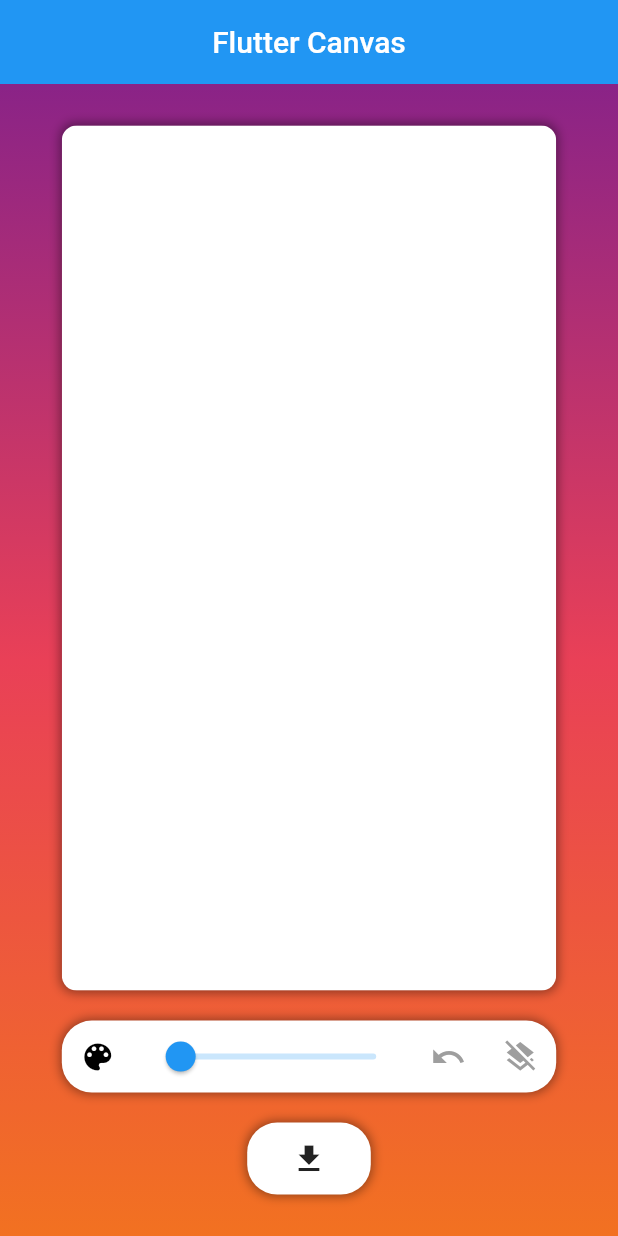
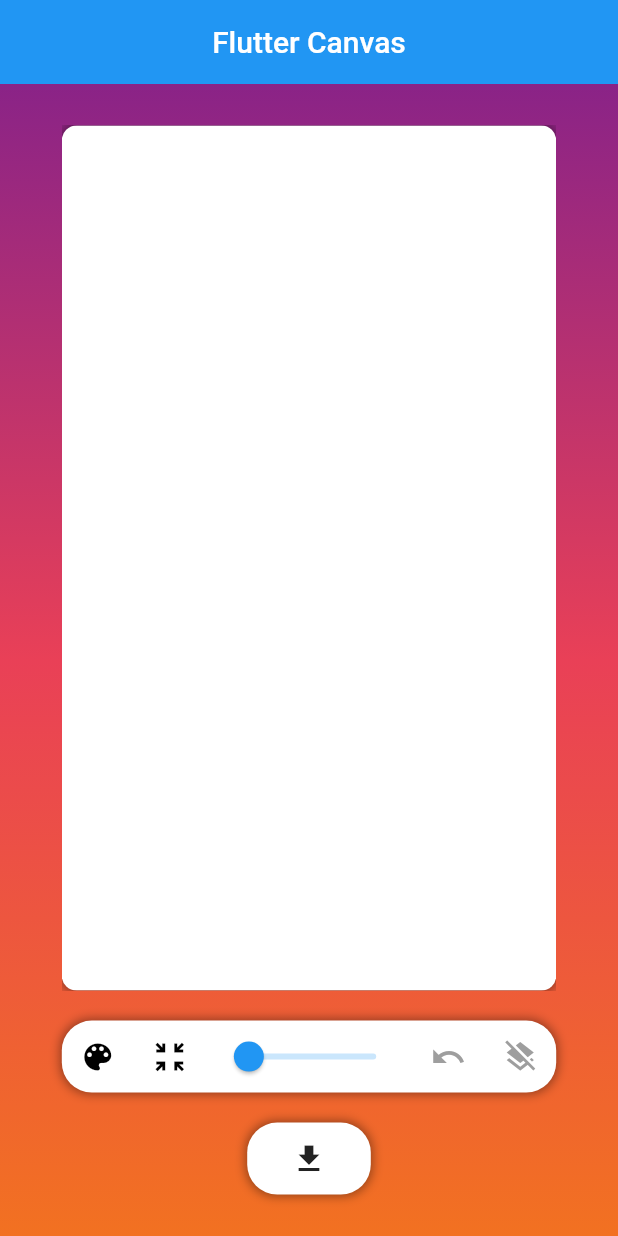
Before and after one commit to Mn-Rafi/flutter_drawing_app, a Flutter app: the screen it shows after launch, on a phone screen of 412 x 824 dp. Run offline on Flutter 3.47's test engine with Material 2 defaults, Android fonts, the phone set to English and light mode, and no system bars; our stand-ins replace flutter_colorpicker; missing offline and left inert: flutter_signature_pad.

Commit message:
Added zoom functionailt

```diff
--- a/lib/main.dart
+++ b/lib/main.dart
@@ -44,8 +44,7 @@ class _MyHomePageState extends State<MyHomePage> {
   int? startPosition;
   int? endPosition;
 
-  final _sign = GlobalKey<SignatureState>();
-  ByteData _img = ByteData(0);
+  bool isInteractiveTransform = false;
 
   List<List<int>> undoPositions = [];
 
@@ -111,7 +110,10 @@ class _MyHomePageState extends State<MyHomePage> {
                 mainAxisAlignment: MainAxisAlignment.center,
                 crossAxisAlignment: CrossAxisAlignment.center,
                 children: [
-                  Container(
+                  InteractiveViewer(
+                    minScale: 0.01,
+                    maxScale: 25,
+                    child: Container(
                       width: width * 0.8,
                       height: height * 0.7,
                       decoration: BoxDecoration(
@@ -122,33 +124,49 @@ class _MyHomePageState extends State<MyHomePage> {
                                 blurRadius: 5.0,
                                 spreadRadius: 1.0)
                           ]),
-                    child: GestureDetector(
+                      child: !isInteractiveTransform
+                          ? GestureDetector(
                               onPanDown: (details) {
+                                if (!isInteractiveTransform) {
                                   startPosition = points.length;
                                   this.setState(() {
                                     points.add(details.localPosition);
                                   });
+                                }
                               },
                               onPanUpdate: (details) {
+                                if (!isInteractiveTransform)
                                   this.setState(() {
                                     points.add(details.localPosition);
                                   });
                               },
                               onPanEnd: (details) {
+                                if (!isInteractiveTransform) {
                                   endPosition = points.length;
                                   this.setState(() {
                                     points.add(null);
                                   });
-                        if (startPosition != null && endPosition != null)
-                          undoPositions.add([startPosition!, endPosition!]);
+                                  if (startPosition != null &&
+                                      endPosition != null)
+                                    undoPositions
+                                        .add([startPosition!, endPosition!]);
                                   startPosition = null;
                                   endPosition = null;
+                                }
                               },
                               child: ClipRRect(
                                 borderRadius: BorderRadius.circular(10),
                                 child: CustomPaint(
-                          painter:
-                              MyCustomPainter(points, brushColor, brushSize),
+                                  painter: MyCustomPainter(
+                                      points, brushColor, brushSize),
+                                ),
+                              ),
+                            )
+                          : ClipRRect(
+                              borderRadius: BorderRadius.circular(10),
+                              child: CustomPaint(
+                                painter: MyCustomPainter(
+                                    points, brushColor, brushSize),
                               ),
                             ),
                     ),
@@ -176,6 +194,19 @@ class _MyHomePageState extends State<MyHomePage> {
                             icon: Icon(
                               Icons.color_lens,
                               color: brushColor,
+                            )),
+                        IconButton(
+                            onPressed: () {
+                              this.setState(() {
+                                isInteractiveTransform =
+                                    !isInteractiveTransform;
+                              });
+                            },
+                            icon: Icon(
+                              Icons.zoom_in_map,
+                              color: isInteractiveTransform
+                                  ? Colors.red
+                                  : Colors.black,
                             )),
                         Expanded(
                             child: Slider(
@@ -236,9 +267,7 @@ class _MyHomePageState extends State<MyHomePage> {
                         ]),
                     child: IconButton(
                       icon: Icon(Icons.download),
-                      onPressed: () async {
-
-                      },
+                      onPressed: () async {},
                     ),
                   )
                 ],
```
Also changed, not shown: 2 other files. Lines whose indentation alone changed are shown as unchanged.
